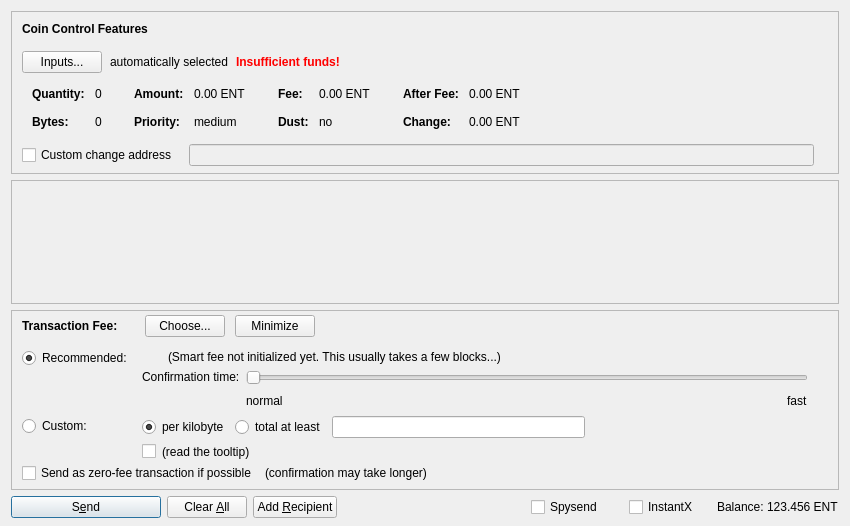
This is src/qt/forms/sendcoinsdialog.ui in eternity-group/eternity as Qt 5 draws it before an edit. The edited form follows.
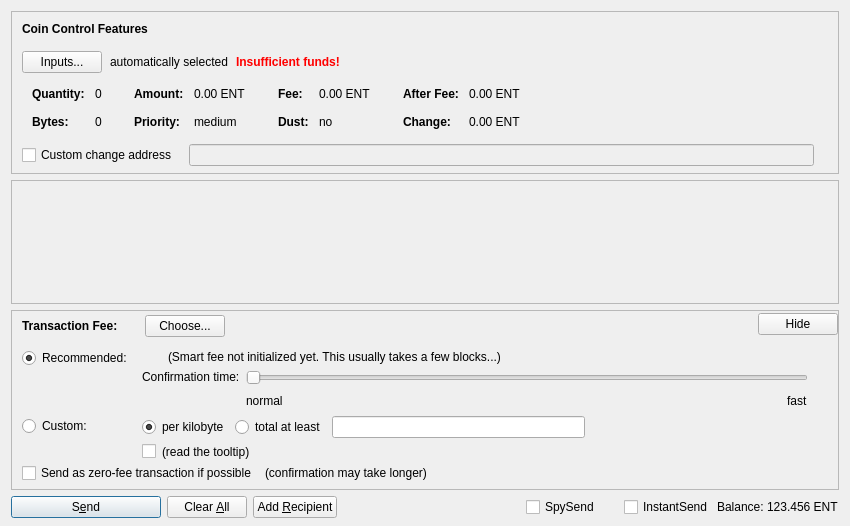
This is the edited form. Icons and pictures are not drawn. Custom widgets are drawn as their Qt base class.

```diff
--- a/src/qt/forms/sendcoinsdialog.ui
+++ b/src/qt/forms/sendcoinsdialog.ui
@@ -771,16 +771,6 @@
                 </property>
                </widget>
               </item>
-              <item>
-               <widget class="QPushButton" name="buttonMinimizeFee">
-                <property name="toolTip">
-                 <string>collapse fee-settings</string>
-                </property>
-                <property name="text">
-                 <string>Minimize</string>
-                </property>
-               </widget>
-              </item>
              </layout>
             </item>
             <item>
@@ -811,6 +801,16 @@
             </property>
            </spacer>
           </item>
+          <item>
+           <widget class="QPushButton" name="buttonMinimizeFee">
+            <property name="toolTip">
+             <string>collapse fee-settings</string>
+            </property>
+            <property name="text">
+             <string>Hide</string>
+            </property>
+           </widget>
+          </item>
          </layout>
         </item>
         <item>
@@ -1336,7 +1336,7 @@
           </size>
          </property>
          <property name="text">
-          <string>Spysend</string>
+          <string>SpySend</string>
          </property>
          <property name="checked">
           <bool>false</bool>
@@ -1355,7 +1355,7 @@
           </size>
          </property>
          <property name="text">
-          <string>InstantX</string>
+          <string>InstantSend</string>
          </property>
         </widget>
        </item>
```
Left out of the diff: 26 changed lines with no effect on the pictures.
